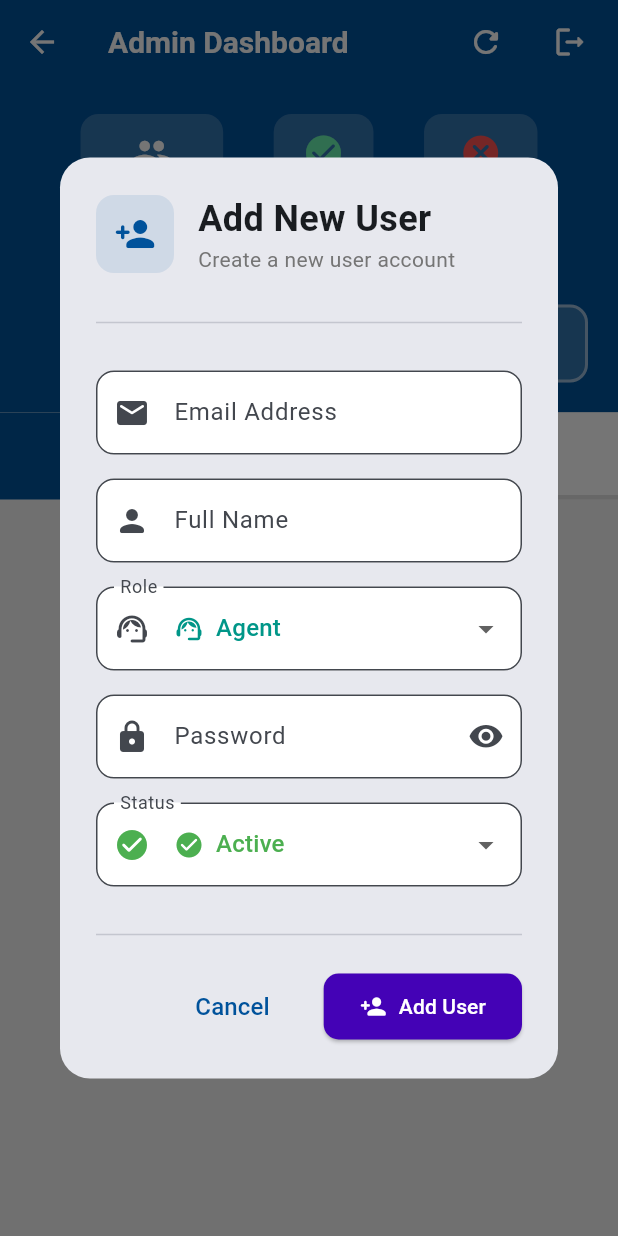
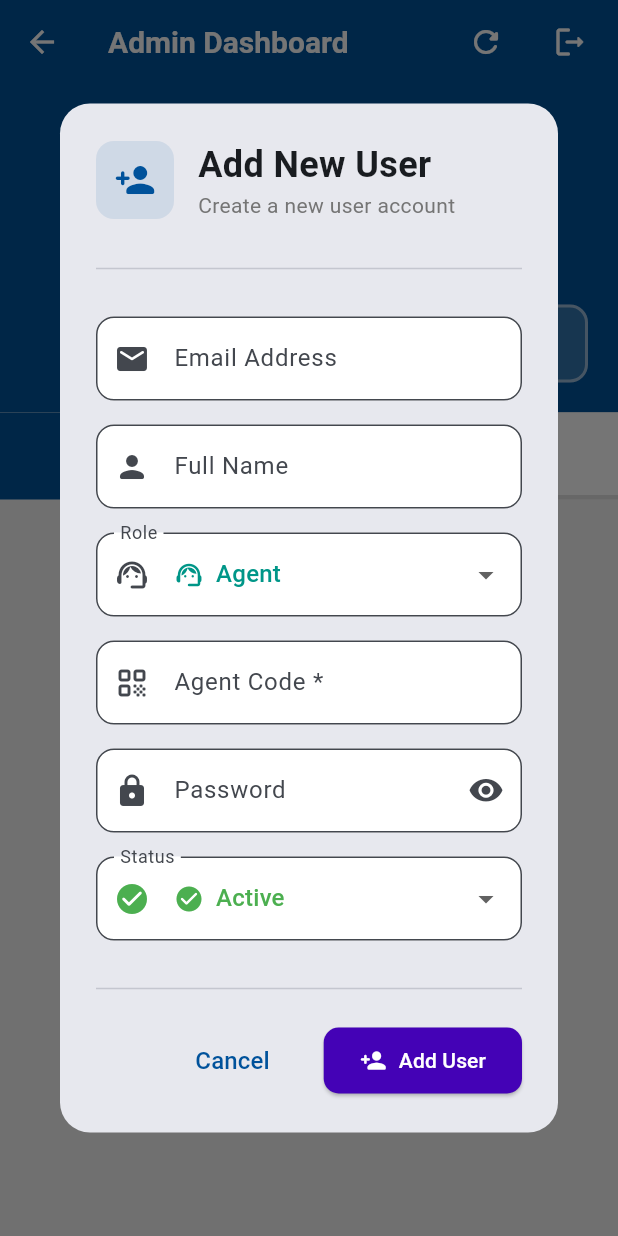
Before and after one commit to karloian/bancon, a Flutter app: the AdminScreen screen opened directly, after a tap on "Add User", on a phone screen of 412 x 824 dp. Run offline on Flutter 3.47's test engine with Material 3 defaults, Android fonts, the phone set to English and light mode, and no system bars; our stand-ins replace connectivity_plus, fl_chart, geolocator, image_picker, shared_preferences, sqflite and 1 more; accounts and stored records are empty.

Commit message:
feat: add agent code handling in admin and agent screens; enhance user data retrieval and caching

```diff
--- a/lib/screen/admin_screen.dart
+++ b/lib/screen/admin_screen.dart
@@ -56,7 +56,7 @@ class _AdminScreenState extends State<AdminScreen> {
     try {
       final response = await Supabase.instance.client
           .from('users_db')
-          .select('user_id, email, fullname, role, status')
+          .select('user_id, email, fullname, role, status, agent_code')
           .eq('status', selectedStatusFilter)
           .order('email');
       setState(() {
@@ -88,6 +88,9 @@ class _AdminScreenState extends State<AdminScreen> {
     final emailController = TextEditingController(text: user?['email']);
     final fullnameController = TextEditingController(text: user?['fullname']);
     final passwordController = TextEditingController();
+    final agentCodeController = TextEditingController(
+      text: user?['agent_code'],
+    );
     String selectedRole = user?['role'] ?? 'agent';
     int selectedStatus = user?['status'] ?? 1;
     bool isPasswordVisible = false;
@@ -225,6 +228,24 @@ class _AdminScreenState extends State<AdminScreen> {
                   ),
                   const SizedBox(height: 16),
 
+                  // Agent Code Field (only for agents)
+                  if (selectedRole == 'agent') ...[
+                    TextField(
+                      controller: agentCodeController,
+                      decoration: InputDecoration(
+                        labelText: 'Agent Code *',
+                        hintText: 'Enter agent code',
+                        prefixIcon: const Icon(Icons.qr_code_rounded),
+                        border: OutlineInputBorder(
+                          borderRadius: BorderRadius.circular(12),
+                        ),
+                        filled: true,
+                        fillColor: Colors.white,
+                      ),
+                    ),
+                    const SizedBox(height: 16),
+                  ],
+
                   TextField(
                     controller: passwordController,
                     decoration: InputDecoration(
@@ -340,7 +361,9 @@ class _AdminScreenState extends State<AdminScreen> {
                         onPressed: () async {
                           if (emailController.text.isEmpty ||
                               fullnameController.text.isEmpty ||
-                              (!isEdit && passwordController.text.isEmpty)) {
+                              (!isEdit && passwordController.text.isEmpty) ||
+                              (selectedRole == 'agent' &&
+                                  agentCodeController.text.isEmpty)) {
                             ScaffoldMessenger.of(context).showSnackBar(
                               SnackBar(
                                 content: const Row(
@@ -369,6 +392,8 @@ class _AdminScreenState extends State<AdminScreen> {
                                 'fullname': fullnameController.text,
                                 'role': selectedRole,
                                 'status': selectedStatus,
+                                if (selectedRole == 'agent')
+                                  'agent_code': agentCodeController.text,
                               };
 
                               bool passwordUpdated = false;
@@ -444,6 +469,10 @@ class _AdminScreenState extends State<AdminScreen> {
                                         fullnameController.text;
                                     users[index]['role'] = selectedRole;
                                     users[index]['status'] = selectedStatus;
+                                    if (selectedRole == 'agent') {
+                                      users[index]['agent_code'] =
+                                          agentCodeController.text;
+                                    }
                                   }
                                 });
                               }
@@ -511,6 +540,8 @@ class _AdminScreenState extends State<AdminScreen> {
                                     'fullname': fullnameController.text,
                                     'role': selectedRole,
                                     'status': selectedStatus,
+                                    if (selectedRole == 'agent')
+                                      'agent_code': agentCodeController.text,
                                   });
 
                               // Add to local list immediately
@@ -522,6 +553,8 @@ class _AdminScreenState extends State<AdminScreen> {
                                     'fullname': fullnameController.text,
                                     'role': selectedRole,
                                     'status': selectedStatus,
+                                    if (selectedRole == 'agent')
+                                      'agent_code': agentCodeController.text,
                                   });
                                 });
                               }
--- a/lib/screen/agent_screen.dart
+++ b/lib/screen/agent_screen.dart
@@ -223,11 +223,14 @@ class _AgentScreenState extends State<AgentScreen> {
     if (user != null) {
       final prefs = await SharedPreferences.getInstance();
       final cachedFullname = prefs.getString('user_fullname');
+      final cachedAgentCode = prefs.getString('user_agent_code');
 
       // Set cached values immediately
       if (mounted) {
         setState(() {
-          _agentCodeController.text = user.id;
+          if (cachedAgentCode != null && cachedAgentCode.isNotEmpty) {
+            _agentCodeController.text = cachedAgentCode;
+          }
           if (cachedFullname != null && cachedFullname.isNotEmpty) {
             _salesPersonController.text = cachedFullname;
             _agentFullName = cachedFullname;
@@ -239,26 +242,31 @@ class _AgentScreenState extends State<AgentScreen> {
       try {
         final response = await Supabase.instance.client
             .from('users_db')
-            .select('fullname')
+            .select('fullname, agent_code')
             .eq('user_id', user.id)
             .single();
 
         final fullname = response['fullname'] ?? '';
-
-        // Cache the fullname
+        final agentCode = response['agent_code'] ?? '';
+
+        // Cache the fullname and agent_code
         await prefs.setString('user_fullname', fullname);
+        await prefs.setString('user_agent_code', agentCode);
 
         if (mounted) {
           setState(() {
             _salesPersonController.text = fullname;
             _agentFullName = fullname;
+            _agentCodeController.text = agentCode;
           });
         }
       } catch (e) {
         // If offline or error, cached values are already set above
-        if (mounted && cachedFullname == null) {
+        if (mounted && (cachedFullname == null || cachedAgentCode == null)) {
           setState(() {
-            _agentCodeController.text = user.id;
+            if (cachedAgentCode == null) {
+              _agentCodeController.text = user.id;
+            }
           });
         }
       }
@@ -1122,11 +1130,14 @@ class _StoreFormScreenState extends State<StoreFormScreen> {
     if (user != null) {
       final prefs = await SharedPreferences.getInstance();
       final cachedFullname = prefs.getString('user_fullname');
+      final cachedAgentCode = prefs.getString('user_agent_code');
 
       // Set cached values immediately
       if (mounted) {
         setState(() {
-          _agentCodeController.text = user.id;
+          if (cachedAgentCode != null && cachedAgentCode.isNotEmpty) {
+            _agentCodeController.text = cachedAgentCode;
+          }
           if (cachedFullname != null && cachedFullname.isNotEmpty) {
             _salesPersonController.text = cachedFullname;
           }
@@ -1137,25 +1148,30 @@ class _StoreFormScreenState extends State<StoreFormScreen> {
       try {
         final response = await Supabase.instance.client
             .from('users_db')
-            .select('fullname')
+            .select('fullname, agent_code')
             .eq('user_id', user.id)
             .single();
 
         final fullname = response['fullname'] ?? '';
-
-        // Cache the fullname
+        final agentCode = response['agent_code'] ?? '';
+
+        // Cache the fullname and agent_code
         await prefs.setString('user_fullname', fullname);
+        await prefs.setString('user_agent_code', agentCode);
 
         if (mounted) {
           setState(() {
             _salesPersonController.text = fullname;
+            _agentCodeController.text = agentCode;
           });
         }
       } catch (e) {
         // If offline or error, cached values are already set above
-        if (mounted && cachedFullname == null) {
+        if (mounted && (cachedFullname == null || cachedAgentCode == null)) {
           setState(() {
-            _agentCodeController.text = user.id;
+            if (cachedAgentCode == null) {
+              _agentCodeController.text = user.id;
+            }
           });
         }
       }
```
